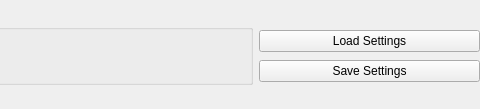
Above: src/FrontendQt/TopInfoWidget.ui from Meos4/Darkstone-PS1-Tweaks before the change; both pictures show x 520 to 1000 and y 0 to 109 of the 1000 by 109 pixel window. Below: the same form after it.
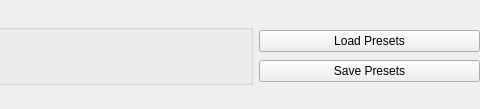
That is the form after the change.

Commit message: Rename settings to presets

The edit to the form file:
```diff
--- a/src/FrontendQt/TopInfoWidget.ui
+++ b/src/FrontendQt/TopInfoWidget.ui
@@ -182,7 +182,7 @@
         </size>
        </property>
        <property name="text">
-        <string>Load Settings</string>
+        <string>Load Presets</string>
        </property>
       </widget>
      </item>
@@ -204,7 +204,7 @@
         </size>
        </property>
        <property name="text">
-        <string>Save Settings</string>
+        <string>Save Presets</string>
        </property>
       </widget>
      </item>
```
Left out of the diff: 6 changed lines with no effect on the pictures. The commit also changes 6 other files.
